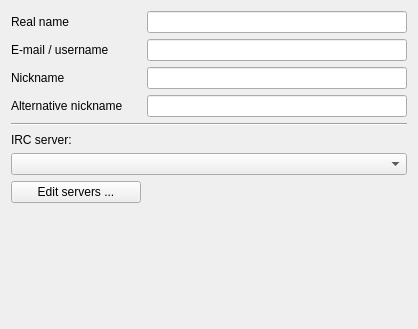
Before: the Qt Designer form iconfig/iconfiggeneral.ui in daniel-Jones/IdealIRC, drawn with Qt 5.
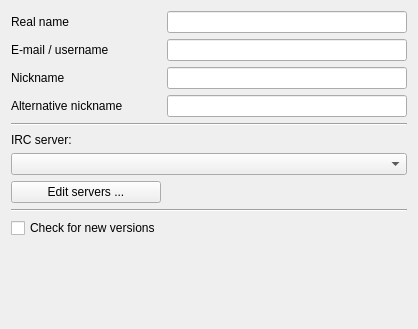
After: the same form once the commit is applied.

Commit message: * Added new icons * Version checker is now optionable

```diff
--- a/iconfig/iconfiggeneral.ui
+++ b/iconfig/iconfiggeneral.ui
@@ -14,17 +14,37 @@
    <string>Form</string>
   </property>
   <layout class="QGridLayout" name="gridLayout">
-   <item row="6" column="0" colspan="3">
-    <widget class="QComboBox" name="servers">
-     <property name="maxVisibleItems">
-      <number>20</number>
+   <item row="0" column="0">
+    <widget class="QLabel" name="label">
+     <property name="text">
+      <string>Real name</string>
      </property>
     </widget>
    </item>
-   <item row="2" column="2">
+   <item row="0" column="1">
+    <widget class="QLineEdit" name="edRealname"/>
+   </item>
+   <item row="1" column="0">
+    <widget class="QLabel" name="label_2">
+     <property name="text">
+      <string>E-mail / username</string>
+     </property>
+    </widget>
+   </item>
+   <item row="1" column="1">
+    <widget class="QLineEdit" name="edEmail"/>
+   </item>
+   <item row="2" column="0">
+    <widget class="QLabel" name="label_3">
+     <property name="text">
+      <string>Nickname</string>
+     </property>
+    </widget>
+   </item>
+   <item row="2" column="1">
     <widget class="QLineEdit" name="edNickname"/>
    </item>
-   <item row="3" column="0" colspan="2">
+   <item row="3" column="0">
     <widget class="QLabel" name="label_4">
      <property name="minimumSize">
       <size>
@@ -37,10 +57,31 @@
      </property>
     </widget>
    </item>
-   <item row="3" column="2">
+   <item row="3" column="1">
     <widget class="QLineEdit" name="edAltNickname"/>
    </item>
-   <item row="8" column="0">
+   <item row="4" column="0" colspan="2">
+    <widget class="Line" name="line">
+     <property name="orientation">
+      <enum>Qt::Horizontal</enum>
+     </property>
+    </widget>
+   </item>
+   <item row="7" column="0">
+    <widget class="QPushButton" name="btnEditServers">
+     <property name="text">
+      <string>Edit servers ...</string>
+     </property>
+    </widget>
+   </item>
+   <item row="8" column="0" colspan="2">
+    <widget class="Line" name="line_2">
+     <property name="orientation">
+      <enum>Qt::Horizontal</enum>
+     </property>
+    </widget>
+   </item>
+   <item row="10" column="0">
     <spacer name="verticalSpacer">
      <property name="orientation">
       <enum>Qt::Vertical</enum>
@@ -53,14 +94,21 @@
      </property>
     </spacer>
    </item>
-   <item row="4" column="0" colspan="3">
-    <widget class="Line" name="line">
-     <property name="orientation">
-      <enum>Qt::Horizontal</enum>
+   <item row="9" column="0">
+    <widget class="QCheckBox" name="chkCheckVersion">
+     <property name="text">
+      <string>Check for new versions</string>
      </property>
     </widget>
    </item>
-   <item row="5" column="0" colspan="3">
+   <item row="6" column="0" colspan="2">
+    <widget class="QComboBox" name="servers">
+     <property name="maxVisibleItems">
+      <number>20</number>
+     </property>
+    </widget>
+   </item>
+   <item row="5" column="0" colspan="2">
     <widget class="QLabel" name="lbserver">
      <property name="minimumSize">
       <size>
@@ -79,40 +127,6 @@
      </property>
     </widget>
    </item>
-   <item row="1" column="0" colspan="2">
-    <widget class="QLabel" name="label_2">
-     <property name="text">
-      <string>E-mail / username</string>
-     </property>
-    </widget>
-   </item>
-   <item row="1" column="2">
-    <widget class="QLineEdit" name="edEmail"/>
-   </item>
-   <item row="2" column="0" colspan="2">
-    <widget class="QLabel" name="label_3">
-     <property name="text">
-      <string>Nickname</string>
-     </property>
-    </widget>
-   </item>
-   <item row="0" column="2">
-    <widget class="QLineEdit" name="edRealname"/>
-   </item>
-   <item row="0" column="0" colspan="2">
-    <widget class="QLabel" name="label">
-     <property name="text">
-      <string>Real name</string>
-     </property>
-    </widget>
-   </item>
-   <item row="7" column="0" colspan="2">
-    <widget class="QPushButton" name="btnEditServers">
-     <property name="text">
-      <string>Edit servers ...</string>
-     </property>
-    </widget>
-   </item>
   </layout>
  </widget>
  <tabstops>
```
The commit also changes 28 other files.
